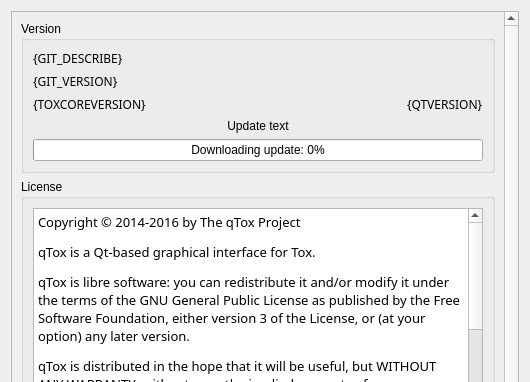
Old version of the form src/widget/form/settings/aboutsettings.ui in the repository qTox/qTox; both pictures show x 0 to 530 and y 0 to 382 of the 530 by 553 pixel window.
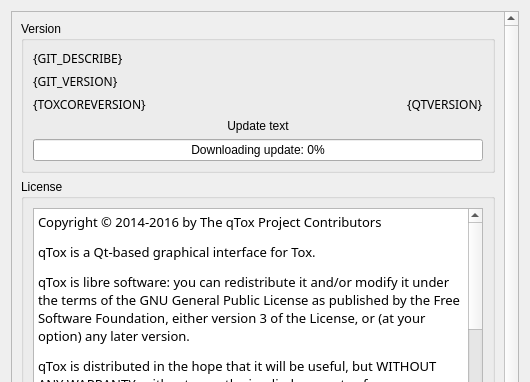
New version of the form. Custom widgets are drawn as their Qt base class.

Commit message: chore: explicitly mention that copyright belongs to qTox contributors

The edit to the form file:
```diff
--- a/src/widget/form/settings/aboutsettings.ui
+++ b/src/widget/form/settings/aboutsettings.ui
@@ -223,7 +223,7 @@
 &lt;html&gt;&lt;head&gt;&lt;meta name=&quot;qrichtext&quot; content=&quot;1&quot; /&gt;&lt;style type=&quot;text/css&quot;&gt;
 p, li { white-space: pre-wrap; }
 &lt;/style&gt;&lt;/head&gt;&lt;body style=&quot; font-family:'Noto Sans'; font-size:10pt; font-weight:400; font-style:normal;&quot;&gt;
-&lt;p style=&quot; margin-top:12px; margin-bottom:12px; margin-left:0px; margin-right:0px; -qt-block-indent:0; text-indent:0px;&quot;&gt;&lt;span style=&quot; font-family:'Sans Serif'; color:#000000;&quot;&gt;Copyright © 2014-2016 by The qTox Project&lt;/span&gt;&lt;/p&gt;
+&lt;p style=&quot; margin-top:12px; margin-bottom:12px; margin-left:0px; margin-right:0px; -qt-block-indent:0; text-indent:0px;&quot;&gt;&lt;span style=&quot; font-family:'Sans Serif'; color:#000000;&quot;&gt;Copyright © 2014-2016 by The qTox Project Contributors&lt;/span&gt;&lt;/p&gt;
 &lt;p style=&quot; margin-top:12px; margin-bottom:12px; margin-left:0px; margin-right:0px; -qt-block-indent:0; text-indent:0px;&quot;&gt;&lt;span style=&quot; font-family:'Ubuntu';&quot;&gt;qTox is a Qt-based graphical interface for Tox.&lt;/span&gt;&lt;/p&gt;
 &lt;p style=&quot; margin-top:12px; margin-bottom:12px; margin-left:0px; margin-right:0px; -qt-block-indent:0; text-indent:0px;&quot;&gt;&lt;span style=&quot; font-family:'Sans Serif';&quot;&gt;qTox is libre software: you can redistribute it and/or modify it under the terms of the GNU General Public License as published by the Free Software Foundation, either version 3 of the License, or (at your option) any later version.&lt;/span&gt;&lt;/p&gt;
 &lt;p style=&quot; margin-top:12px; margin-bottom:12px; margin-left:0px; margin-right:0px; -qt-block-indent:0; text-indent:0px;&quot;&gt;&lt;span style=&quot; font-family:'Sans Serif';&quot;&gt;qTox is distributed in the hope that it will be useful, but WITHOUT ANY WARRANTY; without even the implied warranty of MERCHANTABILITY or FITNESS FOR A PARTICULAR PURPOSE. See the GNU General Public License for more details. &lt;/span&gt;&lt;/p&gt;
```
The commit also changes 251 other files.
